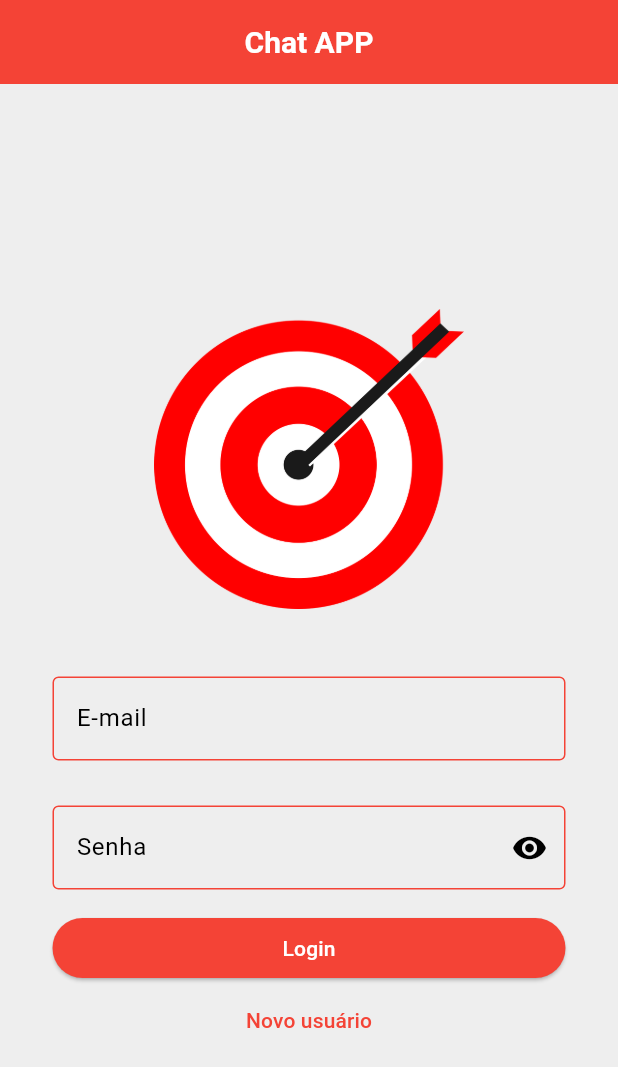
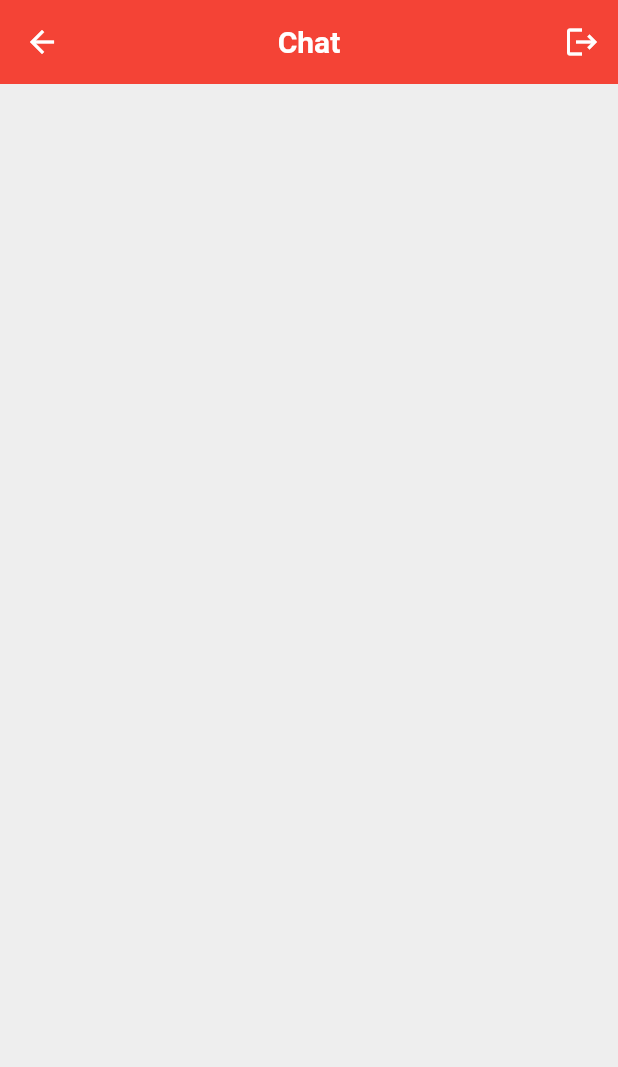
Before and after one commit to Arthuremilio/chat-app-flutter, a Flutter app: the screen it shows after launch, after a tap on "Login", on a phone screen of 412 x 824 dp. Shown: the top 1067 px of the screen. Run offline on Flutter 3.47's test engine with Material 3 defaults, Android fonts, the phone set to English and light mode, and no system bars.

Commit message:
FEAT: Adição da tela de Chat

```diff
--- a/lib/main.dart
+++ b/lib/main.dart
@@ -1,4 +1,5 @@
 import 'package:flutter/material.dart';
+import 'package:projeto1/screens/chat.dart';
 import 'utils/app-routes.dart';
 import 'screens/login.dart';
 import 'screens/register.dart';
@@ -13,6 +14,7 @@ class MyApp extends StatelessWidget {
   @override
   Widget build(BuildContext context) {
     return MaterialApp(
+      debugShowCheckedModeBanner: false,
       theme: ThemeData(
         colorScheme: ColorScheme.fromSwatch(
           primarySwatch: Colors.red,
@@ -66,10 +68,11 @@ class MyApp extends StatelessWidget {
           ),
         ),
       ),
-      initialRoute: AppRoutes.HOME,
+      initialRoute: AppRoutes.LOGIN,
       routes: {
-        AppRoutes.HOME: (ctx) => LoginScreen(),
+        AppRoutes.LOGIN: (ctx) => LoginScreen(),
         AppRoutes.REGISTER: (ctx) => RegisterScreen(),
+        AppRoutes.CHAT: (ctx) => chatScreen(),
       },
     );
   }
--- /dev/null
+++ b/lib/screens/chat.dart
@@ -0,0 +1,29 @@
+import 'package:flutter/material.dart';
+import '../utils/app-routes.dart';
+
+class chatScreen extends StatelessWidget {
+  const chatScreen({super.key});
+
+  void _logout(BuildContext context) {
+    Navigator.of(context).pushNamedAndRemoveUntil(
+      AppRoutes.LOGIN,
+      (Route<dynamic> route) => false,
+    );
+  }
+
+  @override
+  Widget build(BuildContext context) {
+    return Scaffold(
+      appBar: AppBar(
+        centerTitle: true,
+        title: Text('Chat'),
+        actions: [
+          IconButton(
+            onPressed: () => _logout(context),
+            icon: Icon(Icons.logout),
+          )
+        ],
+      ),
+    );
+  }
+}
--- a/lib/screens/login.dart
+++ b/lib/screens/login.dart
@@ -19,6 +19,10 @@ class _LoginScreenState extends State<LoginScreen> {
 
   void _registerUser(BuildContext context) {
     Navigator.of(context).pushNamed(AppRoutes.REGISTER);
+  }
+
+  void _logon(BuildContext context) {
+    Navigator.of(context).pushNamed(AppRoutes.CHAT);
   }
 
   @override
@@ -77,7 +81,7 @@ class _LoginScreenState extends State<LoginScreen> {
                 Padding(
                   padding: const EdgeInsets.symmetric(horizontal: 15),
                   child: ElevatedButton(
-                    onPressed: () {},
+                    onPressed: () => _logon(context),
                     child: Text('Login'),
                   ),
                 ),
--- a/lib/utils/app-routes.dart
+++ b/lib/utils/app-routes.dart
@@ -2,4 +2,5 @@ class AppRoutes {
   static const HOME = '/';
   static const LOGIN = '/login';
   static const REGISTER = '/register';
+  static const CHAT = '/chat';
 }
```
Also changed, not shown: lib/screens/register.dart (+6 -1 lines).
